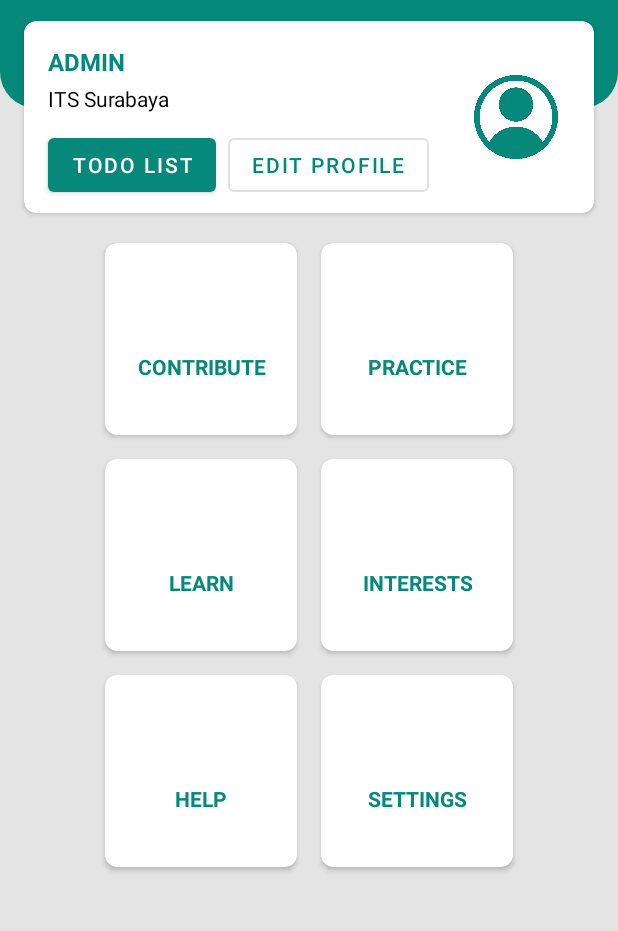
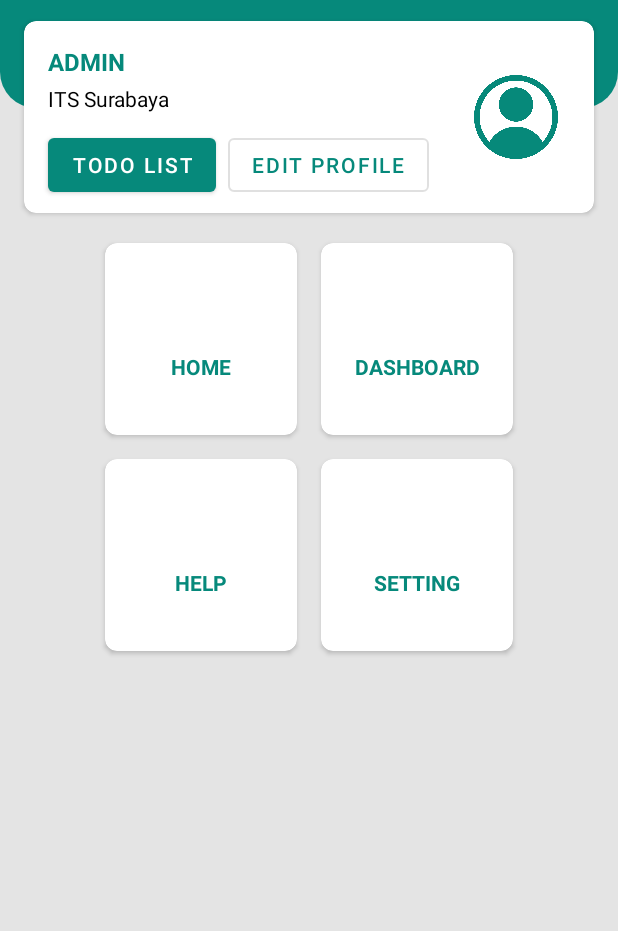
Before and after one commit to KharizaAzmi/MobileDevCh2_TaskTEFA, an Android app: the screen it shows after launch (Dashboard), on a phone screen of 412 x 824 dp, the part 168-1099 px from its top. Run offline under Robolectric (Android 15) with nearby library versions, the phone set to English and light mode, and no system bars.

Commit message:
ubah sedikit

```diff
--- a/app/src/main/res/layout/activity_main.xml
+++ b/app/src/main/res/layout/activity_main.xml
@@ -182,7 +182,7 @@
                     android:layout_width="match_parent"
                     android:layout_height="wrap_content"
                     android:gravity="center"
-                    android:text="CONTRIBUTE"
+                    android:text="HOME"
                     android:textAllCaps="true"
                     android:textColor="@color/pkk"
                     android:textSize="14sp"
@@ -228,7 +228,7 @@
                     android:layout_width="match_parent"
                     android:layout_height="wrap_content"
                     android:gravity="center"
-                    android:text="PRACTICE"
+                    android:text="DASHBOARD"
                     android:textAllCaps="true"
                     android:textColor="@color/pkk"
                     android:textSize="14sp"
@@ -287,7 +287,7 @@
                     android:layout_width="match_parent"
                     android:layout_height="wrap_content"
                     android:gravity="center"
-                    android:text="LEARN"
+                    android:text="HELP"
                     android:textAllCaps="true"
                     android:textColor="@color/pkk"
                     android:textSize="14sp"
@@ -333,7 +333,7 @@
                     android:layout_width="match_parent"
                     android:layout_height="wrap_content"
                     android:gravity="center"
-                    android:text="INTERESTS"
+                    android:text="SETTING"
                     android:textAllCaps="true"
                     android:textColor="@color/pkk"
                     android:textSize="14sp"
@@ -350,108 +350,4 @@
 
     </LinearLayout>
 
-    <LinearLayout
-        android:layout_width="match_parent"
-        android:layout_height="wrap_content"
-        android:gravity="center_horizontal"
-        android:orientation="horizontal"
-        android:weightSum="2"
-        app:layout_constraintEnd_toEndOf="parent"
-        app:layout_constraintStart_toStartOf="parent"
-        app:layout_constraintTop_toBottomOf="@+id/linearLayout2">
-
-        <androidx.cardview.widget.CardView
-            android:id="@+id/helpCard"
-            android:layout_width="128dp"
-            android:layout_height="128dp"
-            android:layout_margin="8dp"
-            android:layout_marginEnd="16dp"
-            android:clickable="true"
-            android:elevation="12dp"
-            android:focusable="true"
-            android:foreground="?android:attr/selectableItemBackground"
-            app:cardCornerRadius="8dp">
-
-            <androidx.constraintlayout.widget.ConstraintLayout
-                android:layout_width="match_parent"
-                android:layout_height="match_parent">
-
-                <ImageView
-                    android:id="@+id/image_view23"
-                    android:layout_width="0dp"
-                    android:layout_height="wrap_content"
-                    app:layout_constraintBottom_toTopOf="@+id/textView23"
-                    app:layout_constraintEnd_toEndOf="parent"
-                    app:layout_constraintHorizontal_bias="0.5"
-                    app:layout_constraintStart_toStartOf="parent"
-                    app:layout_constraintTop_toTopOf="parent" />
-
-                <TextView
-                    android:id="@+id/textView23"
-                    android:layout_width="match_parent"
-                    android:layout_height="wrap_content"
-                    android:gravity="center"
-                    android:text="HELP"
-                    android:textAllCaps="true"
-                    android:textColor="@color/pkk"
-                    android:textSize="14sp"
-                    android:textStyle="bold"
-                    app:layout_constraintBottom_toBottomOf="parent"
-                    app:layout_constraintEnd_toEndOf="parent"
-                    app:layout_constraintHorizontal_bias="0.5"
-                    app:layout_constraintStart_toStartOf="parent"
-                    app:layout_constraintTop_toBottomOf="@+id/image_view23" />
-
-            </androidx.constraintlayout.widget.ConstraintLayout>
-
-        </androidx.cardview.widget.CardView>
-
-        <androidx.cardview.widget.CardView
-            android:id="@+id/settingsCard"
-            android:layout_width="128dp"
-            android:layout_height="128dp"
-            android:layout_margin="8dp"
-            android:layout_marginStart="16dp"
-            android:clickable="true"
-            android:elevation="12dp"
-            android:focusable="true"
-            android:foreground="?android:attr/selectableItemBackground"
-            app:cardCornerRadius="8dp">
-
-            <androidx.constraintlayout.widget.ConstraintLayout
-                android:layout_width="match_parent"
-                android:layout_height="match_parent">
-
-                <ImageView
-                    android:id="@+id/image_view"
-                    android:layout_width="0dp"
-                    android:layout_height="wrap_content"
-                    app:layout_constraintBottom_toTopOf="@+id/textView4"
-                    app:layout_constraintEnd_toEndOf="parent"
-                    app:layout_constraintHorizontal_bias="0.5"
-                    app:layout_constraintStart_toStartOf="parent"
-                    app:layout_constraintTop_toTopOf="parent" />
-
-                <TextView
-                    android:id="@+id/textView4"
-                    android:layout_width="match_parent"
-                    android:layout_height="wrap_content"
-                    android:gravity="center"
-                    android:text="SETTINGS"
-                    android:textAllCaps="true"
-                    android:textColor="@color/pkk"
-                    android:textSize="14sp"
-                    android:textStyle="bold"
-                    app:layout_constraintBottom_toBottomOf="parent"
-                    app:layout_constraintEnd_toEndOf="parent"
-                    app:layout_constraintHorizontal_bias="0.5"
-                    app:layout_constraintStart_toStartOf="parent"
-                    app:layout_constraintTop_toBottomOf="@+id/image_view" />
-
-            </androidx.constraintlayout.widget.ConstraintLayout>
-
-        </androidx.cardview.widget.CardView>
-
-    </LinearLayout>
-
 </androidx.constraintlayout.widget.ConstraintLayout>
```
